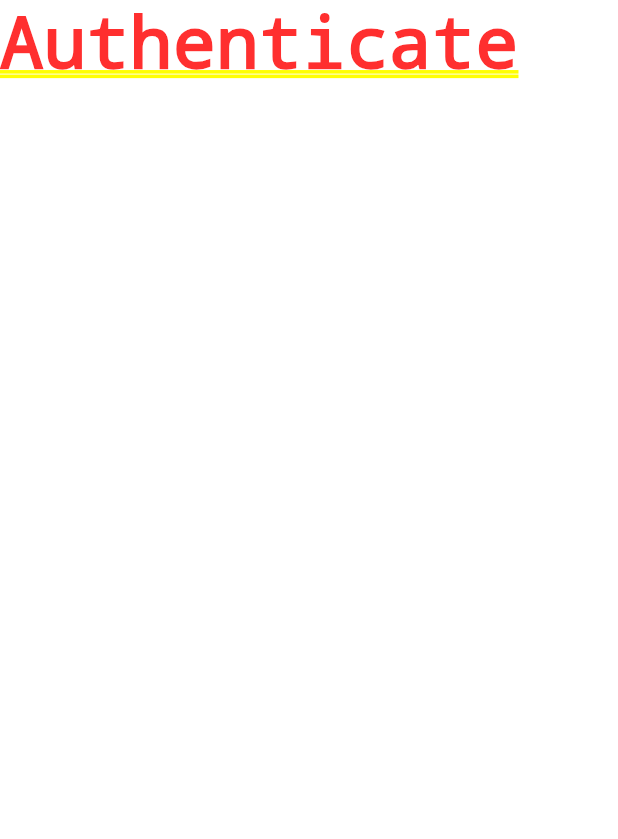
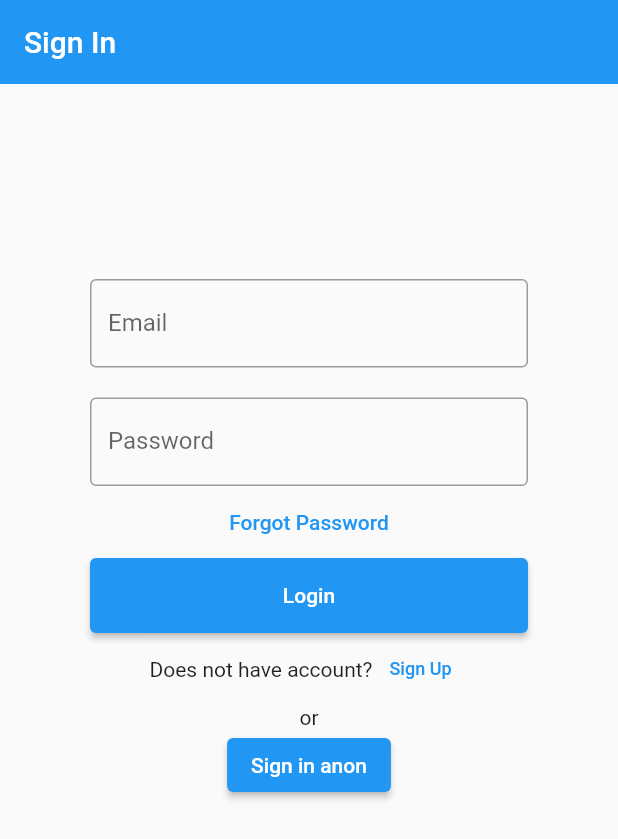
Before and after one commit to jianhui-ben/aiko_ben_expense_app, a Flutter app: the screen it shows after launch, on a phone screen of 412 x 824 dp. Shown: the top 839 px of the screen. Run offline on Flutter 3.47's test engine with Material 2 defaults, Android fonts, the phone set to English and light mode, and no system bars; our stand-ins replace firebase_auth, firebase_core, flutter_spinkit, google_fonts; accounts and stored records are empty.

Commit message:
add a sign in page

```diff
--- a/lib/main.dart
+++ b/lib/main.dart
@@ -1,4 +1,5 @@
 import 'package:aiko_ben_expense_app/models/user.dart';
+import 'package:aiko_ben_expense_app/shared/loading.dart';
 import 'package:firebase_core/firebase_core.dart';
 import 'package:flutter/material.dart';
 import 'package:provider/provider.dart';
@@ -26,7 +27,7 @@ class MyApp extends StatelessWidget {
       value: AuthService().user,
       initialData: null,
       child: MaterialApp(
-          theme: getCustomDarkTheme(),
+          // theme: getCustomDarkTheme(),
           home: Wrapper()
       ),
     );
--- a/lib/screens/authenticate/authenticate.dart
+++ b/lib/screens/authenticate/authenticate.dart
@@ -1,4 +1,6 @@
 
+import 'package:aiko_ben_expense_app/screens/authenticate/register.dart';
+import 'package:aiko_ben_expense_app/screens/authenticate/sign_in.dart';
 import 'package:flutter/material.dart';
 
 class Authenticate extends StatefulWidget {
@@ -9,8 +11,20 @@ class Authenticate extends StatefulWidget {
 }
 
 class _AuthenticateState extends State<Authenticate> {
+  bool showSignIn = true;
+
+  void toggleView() {
+    setState(() {
+      showSignIn = !showSignIn;
+    });
+  }
+
   @override
   Widget build(BuildContext context) {
-    return SafeArea(child: const Text("Authenticate"));
+    if (showSignIn) {
+      return SignIn(toggleView: toggleView);
+    } else {
+      return Register(toggleView: toggleView);
+    }
   }
 }
--- /dev/null
+++ b/lib/screens/authenticate/sign_in.dart
@@ -0,0 +1,188 @@
+
+
+import 'package:aiko_ben_expense_app/models/user.dart';
+import 'package:aiko_ben_expense_app/services/auth_service.dart';
+import 'package:aiko_ben_expense_app/shared/constants.dart';
+import 'package:flutter/material.dart';
+
+import '../../shared/loading.dart';
+
+class SignIn extends StatefulWidget {
+
+  final Function toggleView;
+  const SignIn({super.key, required this.toggleView});
+
+  @override
+  State<SignIn> createState() => _SignInState();
+}
+
+class _SignInState extends State<SignIn> {
+  final AuthService _auth = AuthService();
+
+  TextEditingController emailController = TextEditingController();
+  TextEditingController passwordController = TextEditingController();
+  final GlobalKey<FormState> _formKey = GlobalKey<FormState>();
+  final String emailErrorText = "The email can't be empty";
+  final String passwordErrorText = 'The password has to be longer than 5 characters';
+  String _errorText = '';
+  bool loading = false;
+
+  Future<void> signInWithEmailAndPassword() async {
+    final String email = emailController.text;
+    final String password = passwordController.text;
+
+    dynamic result = await _auth.signInWithEmailAndPassword(email, password);
+    if (result is! User?) {
+      setState(() {
+        _errorText = result;
+      });
+    } else {
+      _errorText = '';
+      print("user signed in successfully");
+      print("email: $email, password: $password, userId: $result");
+    }
+  }
+
+  Future<void> signInAnonymously() async {
+
+    dynamic result = await _auth.signInAnon();
+    if (result == null) {
+      print("error signing in anonymously");
+    } else {
+      print("user signed in");
+      print(result);
+    }
+  }
+
+  @override
+  Widget build(BuildContext context) {
+
+    bool showEmailAndPasswordError = false;
+
+    return loading ? Loading() : Scaffold(
+        backgroundColor: Theme.of(context).scaffoldBackgroundColor,
+        appBar: AppBar(
+          elevation: 0.0,
+          title: Text("Sign In"),
+        ),
+            body: Container(
+                padding: EdgeInsets.symmetric(vertical: 20, horizontal: 50),
+                child: Form(
+                  key: _formKey,
+                  child: ListView(children: <Widget>[
+                    const SizedBox(height: 100),
+                    Container(
+                      padding: const EdgeInsets.all(10),
+                      child: TextFormField(
+                        controller: emailController,
+                        validator: (value) {
+                          if (value == null || value.isEmpty) {
+                            return emailErrorText;
+                          }
+                          return null;
+                        },
+                        decoration: textInputDecoration.copyWith(
+                          hintText: "Email",
+                          labelText: 'Email',
+                          errorText: showEmailAndPasswordError
+                              ? emailErrorText
+                              : null,
+                        ),
+                      ),
+                    ),
+                    Container(
+                      padding: const EdgeInsets.fromLTRB(10, 10, 10, 0),
+                      child: TextFormField(
+                          obscureText: true,
+                          controller: passwordController,
+                          validator: (value) {
+                            if (value == null ||
+                                value.isEmpty ||
+                                value.length < 5) {
+                              return passwordErrorText;
+                            }
+                            return null;
+                          },
+                          decoration: textInputDecoration.copyWith(
+                            labelText: 'Password',
+                            errorText: showEmailAndPasswordError
+                                ? passwordErrorText
+                                : null,
+                          )),
+                    ),
+                    TextButton(
+                      onPressed: () {
+                        //forgot password screen
+                      },
+                      child: const Text(
+                        'Forgot Password',
+                      ),
+                    ),
+                    Container(
+                        height: 50,
+                        padding: const EdgeInsets.fromLTRB(10, 0, 10, 0),
+                        child: ElevatedButton(
+                          child: const Text('Login'),
+                          onPressed: () async {
+                            setState(() {
+                              showEmailAndPasswordError =
+                                  true; // Set the flag to show the error text
+                            });
+
+                            if (_formKey.currentState!.validate()) {
+                              setState(() {
+                                loading = true;
+                              });
+                              await signInWithEmailAndPassword();
+                              setState(() {
+                                loading = false;
+                              });
+                            }
+                          },
+                        )),
+                    if (_errorText.isNotEmpty)
+                      Container(
+                        padding: const EdgeInsets.all(10),
+                        child: Text(
+                          _errorText,
+                          style: TextStyle(color: Colors.red), // Customize the error text style
+                        ),
+                      ),
+                    Column(
+                      children: [
+                        Row(
+                          mainAxisAlignment: MainAxisAlignment.center,
+                          children: <Widget>[
+                            const Text('Does not have account?'),
+                            TextButton(
+                              child: const Text(
+                                'Sign Up',
+                                style: TextStyle(fontSize: 12),
+                              ),
+                              onPressed: () {
+                                // go to the sign up screen
+                                widget.toggleView();
+                              },
+                            ),
+                          ],
+                        ),
+                        Text("or"),
+                        ElevatedButton(
+                          child: Text("Sign in anon"),
+                          onPressed: () async {
+                            setState(() {
+                              loading = true;
+                            });
+                            await signInAnonymously();
+                            if (!mounted) return;
+                            setState(() {
+                              loading = false;
+                            });
+                          },
+                        ),
+                      ],
+                    ),
+                  ]),
+                )));
+  }
+}
--- a/pubspec.yaml
+++ b/pubspec.yaml
@@ -40,6 +40,7 @@ dependencies:
   provider: ^6.0.5
   flutter_spinkit: ^5.2.0
   cloud_firestore: ^4.9.1
+  google_fonts: ^5.1.0
 
 dev_dependencies:
   flutter_test:
```
Also changed, not shown: lib/screens/authenticate/register.dart (added, +18 -0 lines), lib/screens/home/home.dart (+33 -1 lines), lib/shared/constants.dart (+43 -6 lines), lib/shared/loading.dart (added, +20 -0 lines), pubspec.lock, 1 other file.
